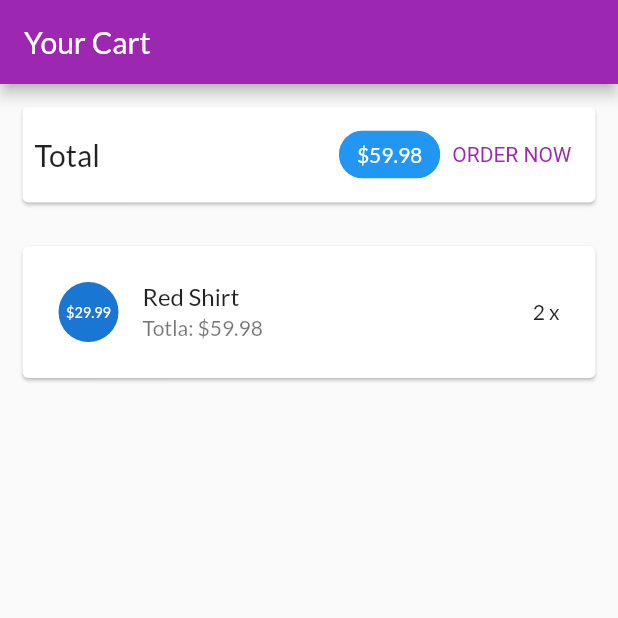
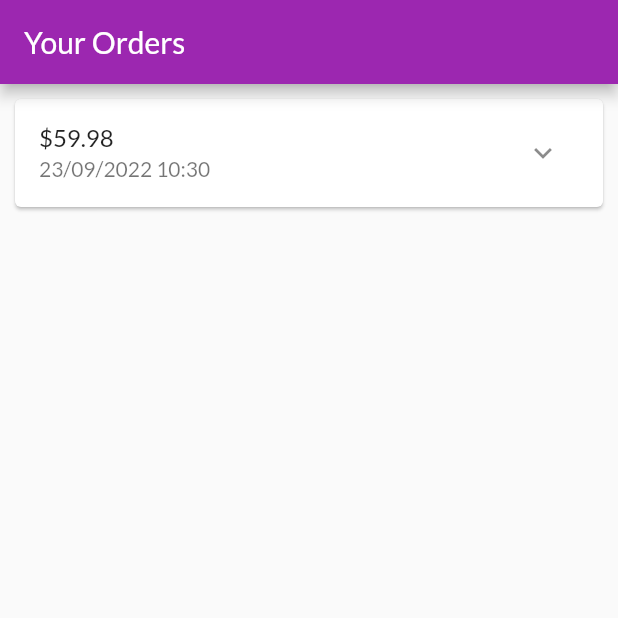
Before and after one commit to LeMinhNhanB1910268/CT484, a Flutter app: the screen it shows after launch, on a phone screen of 412 x 824 dp, the top half of it. Run offline on Flutter 3.47's test engine with Material 2 defaults, Android fonts, the phone set to English and light mode, and no system bars.

Commit message:
Xay dung trang cac dat hang

```diff
--- a/lib/main.dart
+++ b/lib/main.dart
@@ -4,6 +4,7 @@ import 'ui/products/product_detail_screen.dart';
 import 'ui/products/product_overview_screen.dart';
 import 'ui/products/user_products_screen.dart';
 import 'ui/cart/cart_screen.dart';
+import 'ui/orders/orders_screen.dart';
 
 void main() {
   runApp(const MyApp());
@@ -36,7 +37,8 @@ class MyApp extends StatelessWidget {
       // home: const SafeArea(
       //   child: UserProductsScreen(),
       // ),
-      home: const SafeArea(child: CartScreen()),
+      // home: const SafeArea(child: CartScreen()),
+      home: const SafeArea(child: OrdersScreen()),
     );
   }
 }
--- /dev/null
+++ b/lib/models/order_item.dart
@@ -0,0 +1,33 @@
+import 'cart_item.dart';
+
+class OrderItem {
+  final String? Id;
+  final double amount;
+  final List<CartItem> products;
+  final DateTime dateTime;
+
+  int get productCount {
+    return products.length;
+  }
+
+  OrderItem({
+    this.Id,
+    required this.amount,
+    required this.products,
+    DateTime? dateTime,
+  }) : dateTime = dateTime ?? DateTime.now();
+
+  OrderItem copyWith({
+    String? Id,
+    double? amount,
+    List<CartItem>? products,
+    DateTime? dateTime,
+  }) {
+    return OrderItem(
+      Id: Id ?? this.Id,
+      amount: amount ?? this.amount,
+      products: products ?? this.products,
+      dateTime: dateTime ?? this.dateTime,
+    );
+  }
+}
--- /dev/null
+++ b/lib/ui/orders/order_item_cart.dart
@@ -0,0 +1,81 @@
+import 'dart:math';
+
+import 'package:flutter/material.dart';
+import 'package:intl/intl.dart';
+
+import '../../models/order_item.dart';
+
+class OrderItemCard extends StatefulWidget {
+  final OrderItem order;
+
+  const OrderItemCard(this.order, {super.key});
+
+  @override
+  State<OrderItemCard> createState() => _OrderItemCardState();
+}
+
+class _OrderItemCardState extends State<OrderItemCard> {
+  var _expanded = false;
+
+  @override
+  Widget build(BuildContext context) {
+    return Card(
+      margin: const EdgeInsets.all(10),
+      child: Column(
+        children: <Widget>[
+          buildOrderSummary(),
+          if (_expanded) buildOrderDetails()
+        ],
+      ),
+    );
+  }
+
+  Widget buildOrderDetails() {
+    return Container(
+      padding: const EdgeInsets.symmetric(horizontal: 15, vertical: 4),
+      height: min(widget.order.productCount * 20.0 + 10, 100),
+      child: ListView(
+        children: widget.order.products
+            .map(
+              (prod) => Row(
+                mainAxisAlignment: MainAxisAlignment.spaceBetween,
+                children: <Widget>[
+                  Text(
+                    prod.title,
+                    style: const TextStyle(
+                      fontSize: 18,
+                      fontWeight: FontWeight.bold,
+                    ),
+                  ),
+                  Text(
+                    '${prod.quantity}x \$${prod.price}',
+                    style: const TextStyle(
+                      fontSize: 18,
+                      color: Colors.grey,
+                    ),
+                  )
+                ],
+              ),
+            )
+            .toList(),
+      ),
+    );
+  }
+
+  Widget buildOrderSummary() {
+    return ListTile(
+      title: Text('\$${widget.order.amount}'),
+      subtitle: Text(
+        DateFormat('dd/MM/yyyy hh:mm').format(widget.order.dateTime),
+      ),
+      trailing: IconButton(
+        icon: Icon(_expanded ? Icons.expand_less : Icons.expand_more),
+        onPressed: () {
+          setState(() {
+            _expanded = !_expanded;
+          });
+        },
+      ),
+    );
+  }
+}
--- /dev/null
+++ b/lib/ui/orders/order_manager.dart
@@ -0,0 +1,30 @@
+import 'package:flutter/cupertino.dart';
+
+import '../../models/cart_item.dart';
+import '../../models/order_item.dart';
+
+class OrdersManager with ChangeNotifier {
+  final List<OrderItem> _orders = [
+    OrderItem(
+      Id: 'o1',
+      amount: 59.98,
+      products: [
+        CartItem(
+          id: 'c1',
+          title: 'Red Shirt',
+          quantity: 2,
+          price: 29.99,
+        )
+      ],
+      dateTime: DateTime.now(),
+    )
+  ];
+
+  int get orderCount {
+    return _orders.length;
+  }
+
+  List<OrderItem> get orders {
+    return [..._orders];
+  }
+}
--- /dev/null
+++ b/lib/ui/orders/orders_screen.dart
@@ -0,0 +1,23 @@
+import 'package:flutter/material.dart';
+
+import 'order_item_cart.dart';
+import 'order_manager.dart';
+
+class OrdersScreen extends StatelessWidget {
+  const OrdersScreen({super.key});
+
+  @override
+  Widget build(BuildContext context) {
+    print('building orders');
+    final ordersManager = OrdersManager();
+    return Scaffold(
+      appBar: AppBar(
+        title: const Text('Your Orders'),
+      ),
+      body: ListView.builder(
+        itemCount: ordersManager.orderCount,
+        itemBuilder: (ctx, i) => OrderItemCard(ordersManager.orders[i]),
+      ),
+    );
+  }
+}
--- a/pubspec.yaml
+++ b/pubspec.yaml
@@ -12,6 +12,7 @@ environment:
 dependencies:
   flutter:
     sdk: flutter
+  intl: ^0.17.0
 
   cupertino_icons: ^1.0.2
 
```
Also changed, not shown: pubspec.lock.
